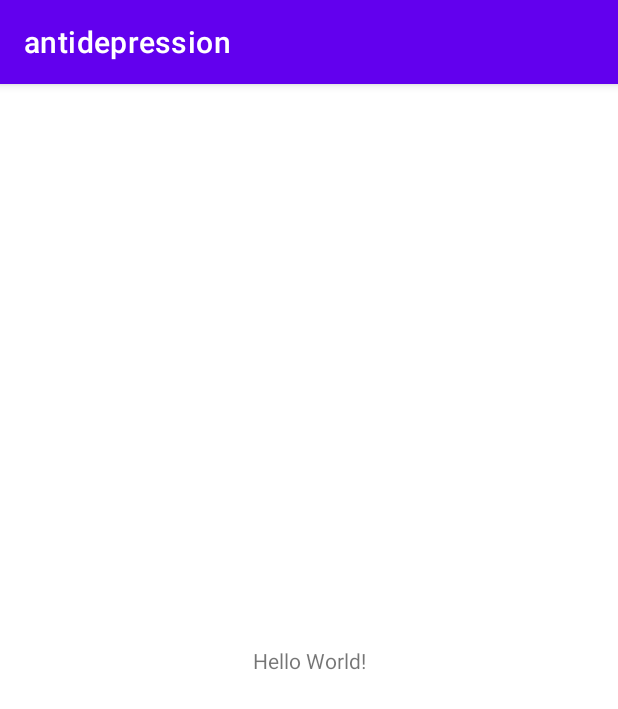
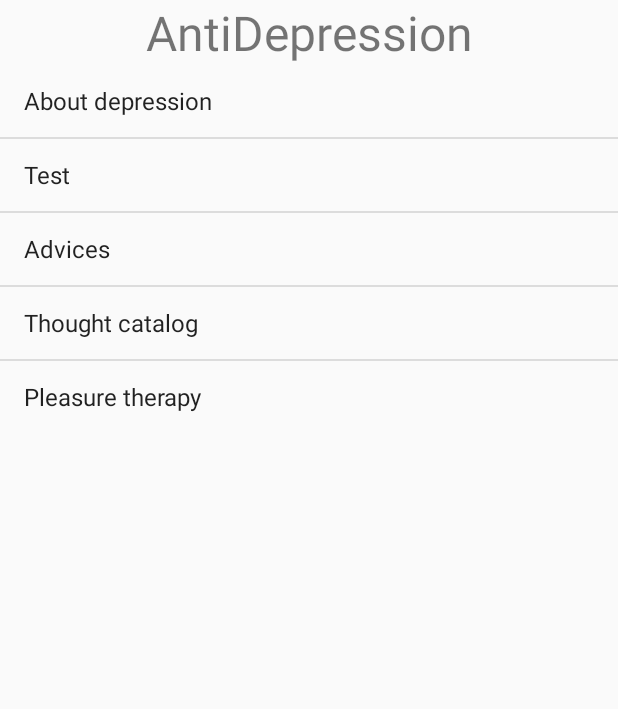
Before and after one commit to newpdv/antidepression, an Android app: the screen it shows after launch (MainActivity), on a phone screen of 412 x 824 dp. Shown: the top 709 px of the screen. Run offline under Robolectric (Android 15) with nearby library versions, the phone set to English and light mode, and no system bars.

Commit message:
Main Activity is created

```diff
--- a/app/src/main/AndroidManifest.xml
+++ b/app/src/main/AndroidManifest.xml
@@ -8,7 +8,8 @@
         android:label="@string/app_name"
         android:roundIcon="@mipmap/ic_launcher_round"
         android:supportsRtl="true"
-        android:theme="@style/Theme.Antidepression">
+        android:theme="@style/LightTheme">
+        <activity android:name=".PleasureActivity"></activity>
         <activity android:name=".MainActivity">
             <intent-filter>
                 <action android:name="android.intent.action.MAIN" />
--- a/app/src/main/java/com/example/antidepression/MainActivity.java
+++ b/app/src/main/java/com/example/antidepression/MainActivity.java
@@ -1,14 +1,83 @@
 package com.example.antidepression;
 
-import androidx.appcompat.app.AppCompatActivity;
+import android.app.ListActivity;
+import android.content.Context;
+import android.content.Intent;
+import android.content.SharedPreferences;
+import android.os.Bundle;
+import android.widget.AdapterView;
+import android.widget.ArrayAdapter;
 
-import android.os.Bundle;
+public class MainActivity extends ListActivity {
 
-public class MainActivity extends AppCompatActivity {
+    public static final String APP_PREFERENCES_THEME = "theme";
+    public static final String IS_DARK_THEME = "isDarkTheme";
+    private SharedPreferences settings;
+
+    String[] activities = {"About depression", "Test", "Advices", "Thought catalog", "Pleasure therapy"};
 
     @Override
     protected void onCreate(Bundle savedInstanceState) {
         super.onCreate(savedInstanceState);
+
+        loadSettings();
+        loadTheme();
+
         setContentView(R.layout.activity_main);
+
+        // создаем адаптер
+        ArrayAdapter<String> adapter = new ArrayAdapter<>(this,
+                android.R.layout.simple_list_item_1, activities);
+        setListAdapter(adapter);
+
+        AdapterView.OnItemClickListener itemListener = (parent, v, position, id) -> {
+            String selectedItem = parent.getItemAtPosition(position).toString();
+            Intent intent;
+            switch (selectedItem) {
+//                case "About depression":
+//                    intent = new Intent(getApplicationContext(), AboutDepressionActivity.class);
+//                    break;
+//                case "Test":
+//                    intent = new Intent(getApplicationContext(), TestActivity.class);
+//                    break;
+//                case "Advices":
+//                    intent = new Intent(getApplicationContext(), AdviceScreenSlidePagerActivity.class);
+//                    break;
+//                case "Thought catalog":
+//                    intent = new Intent(getApplicationContext(), NotesActivity.class);
+//                    break;
+                case "Pleasure therapy":
+                    intent = new Intent(getApplicationContext(), PleasureActivity.class);
+                    break;
+                default:
+                    intent = new Intent(getApplicationContext(), MainActivity.class);
+                    break;
+            }
+            startActivity(intent);
+        };
+        getListView().setOnItemClickListener(itemListener);
+//        ImageView img= findViewById(R.id.imageView);
+//        Uri uri = Uri.parse("android.resource://"+getPackageName()+"/"+R.raw.main_image);
+//        img.setImageURI(uri);
+    }
+
+    private void loadSettings() {
+        settings = this.getSharedPreferences(APP_PREFERENCES_THEME, Context.MODE_PRIVATE);
+    }
+
+    private void loadTheme() {
+        int theme = getThemeFromPreferences();
+        setTheme(theme);
+    }
+
+    private void reloadTheme() {
+        int theme = getThemeFromPreferences();
+        setTheme(theme);
+        MainActivity.this.recreate();
+    }
+
+    private int getThemeFromPreferences() {
+        boolean darkTheme = settings.getBoolean(IS_DARK_THEME, false);
+        return darkTheme ? R.style.DarkTheme : R.style.LightTheme;
     }
 }
--- a/app/src/main/res/layout/activity_main.xml
+++ b/app/src/main/res/layout/activity_main.xml
@@ -1,18 +1,23 @@
 <?xml version="1.0" encoding="utf-8"?>
-<androidx.constraintlayout.widget.ConstraintLayout xmlns:android="http://schemas.android.com/apk/res/android"
-    xmlns:app="http://schemas.android.com/apk/res-auto"
-    xmlns:tools="http://schemas.android.com/tools"
+<LinearLayout xmlns:android="http://schemas.android.com/apk/res/android"
+    android:id="@+id/activity_main"
     android:layout_width="match_parent"
-    android:layout_height="match_parent"
-    tools:context=".MainActivity">
+    android:layout_height="wrap_content"
+    android:orientation="vertical">
 
     <TextView
-        android:layout_width="wrap_content"
+        android:id="@+id/textView"
+        android:layout_width="match_parent"
         android:layout_height="wrap_content"
-        android:text="Hello World!"
-        app:layout_constraintBottom_toBottomOf="parent"
-        app:layout_constraintLeft_toLeftOf="parent"
-        app:layout_constraintRight_toRightOf="parent"
-        app:layout_constraintTop_toTopOf="parent" />
+        android:layout_weight="1"
+        android:gravity="center_vertical|end"
+        android:textAlignment="center"
+        android:text="@string/app_name"
+        android:textSize="32sp" />
 
-</androidx.constraintlayout.widget.ConstraintLayout>
+    <ListView
+        android:id="@android:id/list"
+        android:layout_width="match_parent"
+        android:layout_height="wrap_content"
+        android:layout_weight="3"/>
+</LinearLayout>
--- a/app/src/main/res/values-night/themes.xml
+++ b/app/src/main/res/values-night/themes.xml
@@ -1,14 +1,10 @@
 <resources xmlns:tools="http://schemas.android.com/tools">
     <!-- Base application theme. -->
-    <style name="Theme.Antidepression" parent="Theme.MaterialComponents.DayNight.DarkActionBar">
+    <style name="DarkTheme" parent="ThemeOverlay.AppCompat.Dark">
         <!-- Primary brand color. -->
-        <item name="colorPrimary">@color/purple_200</item>
-        <item name="colorPrimaryVariant">@color/purple_700</item>
-        <item name="colorOnPrimary">@color/black</item>
-        <!-- Secondary brand color. -->
-        <item name="colorSecondary">@color/teal_200</item>
-        <item name="colorSecondaryVariant">@color/teal_200</item>
-        <item name="colorOnSecondary">@color/black</item>
+        <item name="colorPrimary">@color/colorPrimary</item>
+        <item name="colorOnPrimary">@color/colorPrimaryDark</item>
+        <item name="colorOnSecondary">@color/colorAccent</item>
         <!-- Status bar color. -->
         <item name="android:statusBarColor" tools:targetApi="l">?attr/colorPrimaryVariant</item>
         <!-- Customize your theme here. -->
--- a/app/src/main/res/values/colors.xml
+++ b/app/src/main/res/values/colors.xml
@@ -1,10 +1,6 @@
 <?xml version="1.0" encoding="utf-8"?>
 <resources>
-    <color name="purple_200">#FFBB86FC</color>
-    <color name="purple_500">#FF6200EE</color>
-    <color name="purple_700">#FF3700B3</color>
-    <color name="teal_200">#FF03DAC5</color>
-    <color name="teal_700">#FF018786</color>
-    <color name="black">#FF000000</color>
-    <color name="white">#FFFFFFFF</color>
+    <color name="colorPrimary">#008577</color>
+    <color name="colorPrimaryDark">#00574B</color>
+    <color name="colorAccent">#D81B60</color>
 </resources>
--- a/app/src/main/res/values/strings.xml
+++ b/app/src/main/res/values/strings.xml
@@ -1,3 +1,3 @@
 <resources>
-    <string name="app_name">antidepression</string>
+    <string name="app_name">AntiDepression</string>
 </resources>
--- a/app/src/main/res/values/themes.xml
+++ b/app/src/main/res/values/themes.xml
@@ -1,14 +1,10 @@
 <resources xmlns:tools="http://schemas.android.com/tools">
     <!-- Base application theme. -->
-    <style name="Theme.Antidepression" parent="Theme.MaterialComponents.DayNight.DarkActionBar">
+    <style name="LightTheme" parent="Theme.AppCompat.DayNight">
         <!-- Primary brand color. -->
-        <item name="colorPrimary">@color/purple_500</item>
-        <item name="colorPrimaryVariant">@color/purple_700</item>
-        <item name="colorOnPrimary">@color/white</item>
-        <!-- Secondary brand color. -->
-        <item name="colorSecondary">@color/teal_200</item>
-        <item name="colorSecondaryVariant">@color/teal_700</item>
-        <item name="colorOnSecondary">@color/black</item>
+        <item name="colorPrimary">@color/colorPrimary</item>
+        <item name="colorPrimaryVariant">@color/colorPrimaryDark</item>
+        <item name="colorOnPrimary">@color/colorAccent</item>
         <!-- Status bar color. -->
         <item name="android:statusBarColor" tools:targetApi="l">?attr/colorPrimaryVariant</item>
         <!-- Customize your theme here. -->
--- a/build.gradle
+++ b/build.gradle
@@ -5,7 +5,7 @@ buildscript {
         mavenCentral()
     }
     dependencies {
-        classpath "com.android.tools.build:gradle:4.2.0"
+        classpath 'com.android.tools.build:gradle:4.2.1'
 
         // NOTE: Do not place your application dependencies here; they belong
         // in the individual module build.gradle files
```
